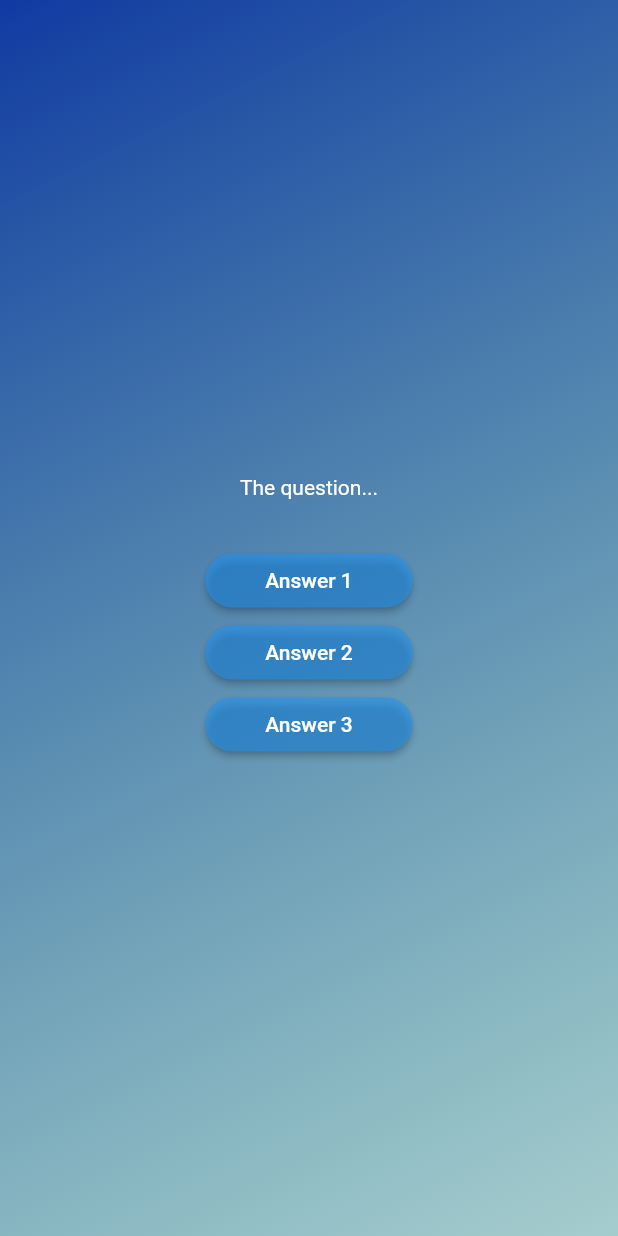
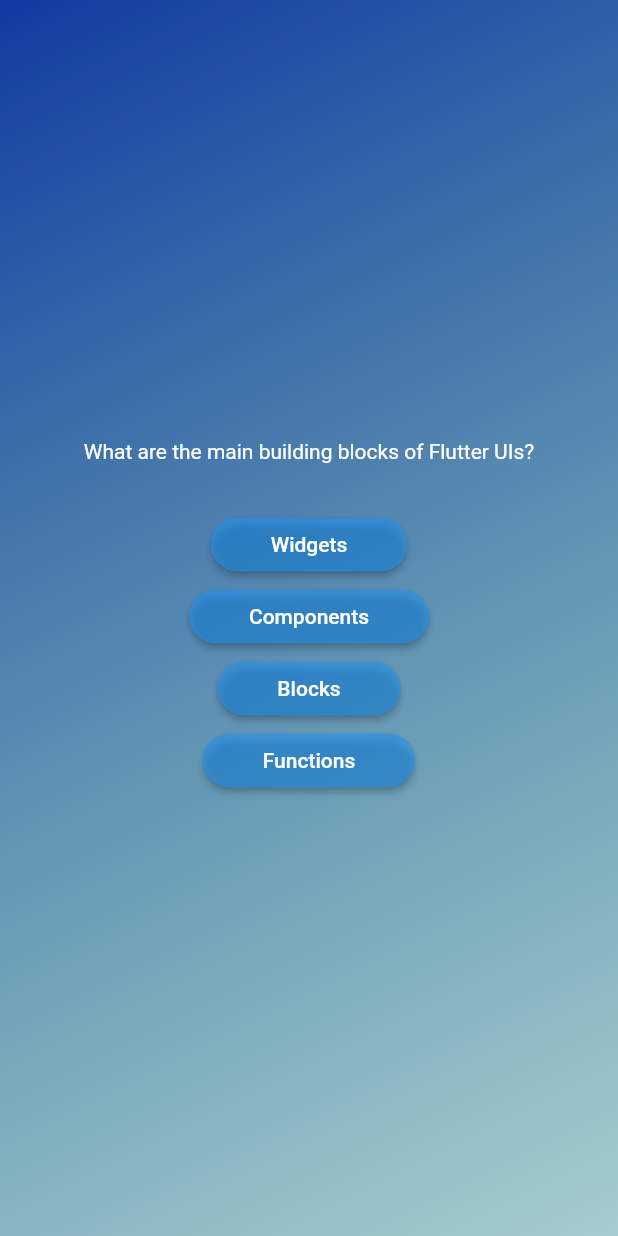
Before and after one commit to olonisakindavid/Quiz-App, a Flutter app: the screen it shows after launch, after a tap on "Start Quiz", on a phone screen of 412 x 824 dp. Run offline on Flutter 3.47's test engine with Material 2 defaults, Android fonts, the phone set to English and light mode, and no system bars.

Commit message:
answer button

```diff
--- a/lib/questions_screen.dart
+++ b/lib/questions_screen.dart
@@ -1,5 +1,6 @@
 import 'package:flutter/material.dart';
 import 'package:quiz_app/answer_button.dart';
+import 'package:quiz_app/data/questions.dart';
 
 class QuestionsScreen extends StatefulWidget {
   const QuestionsScreen({super.key});
@@ -13,26 +14,32 @@ class QuestionsScreen extends StatefulWidget {
 class _QuestionsScreenState extends State<QuestionsScreen> {
   @override
   Widget build(context) {
+    final currentQuestion = questions[0];
+
     return SizedBox(
       width: double.infinity,
       child: Column(
         mainAxisAlignment: MainAxisAlignment.center,
         children: [
-          const Text(
-            'The question...',
-            style: TextStyle(color: Colors.white),
+          Text(
+            currentQuestion.text,
+            style: const TextStyle(color: Colors.white),
           ),
           const SizedBox(height: 30),
           AnswerButton(
-            answerText: 'Answer 1',
+            answerText: currentQuestion.answers[0],
             onTap: () {},
           ),
           AnswerButton(
-            answerText: 'Answer 2',
+            answerText: currentQuestion.answers[1],
             onTap: () {},
           ),
           AnswerButton(
-            answerText: 'Answer 3',
+            answerText: currentQuestion.answers[2],
+            onTap: () {},
+          ),
+          AnswerButton(
+            answerText: currentQuestion.answers[3],
             onTap: () {},
           ),
         ],
```
